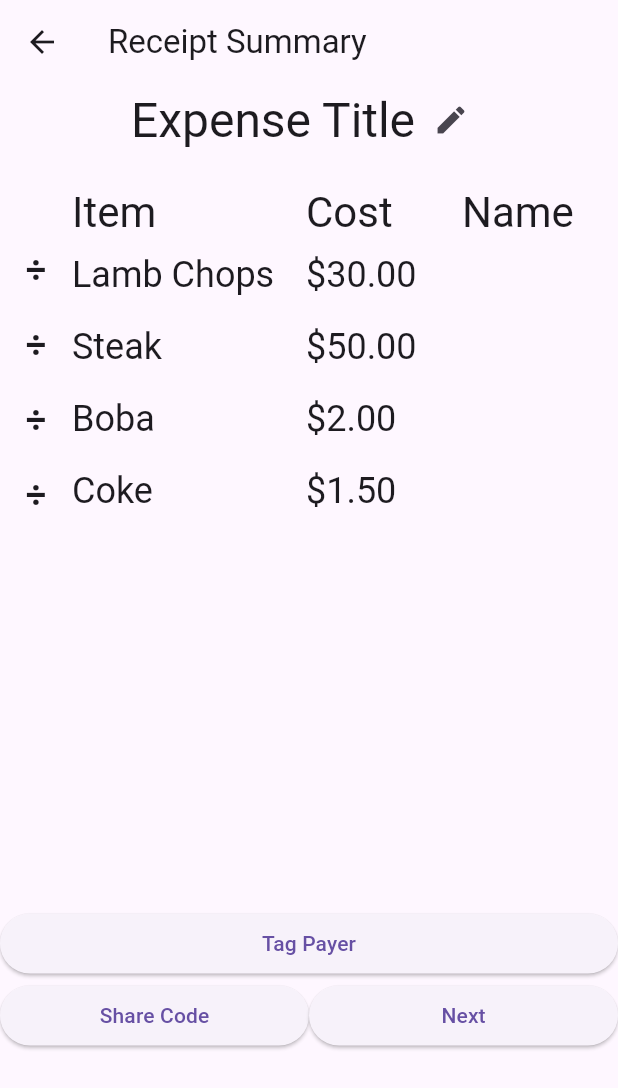
After one commit to bradhu25/QuirkyQuarters, a Flutter app: the screen it shows after launch, after a tap on "DEV", on a phone screen of 412 x 824 dp. The commit adds this screen. Shown: the top 1088 px of the screen. Run offline on Flutter 3.47's test engine with Material 3 defaults, Android fonts, the light colour scheme and no system bars.

Commit message:
functional receipt summary pagegit add .

```diff
--- a/lib/screens/home_page.dart
+++ b/lib/screens/home_page.dart
@@ -1,6 +1,7 @@
 import 'package:flutter/material.dart';
 import 'package:quirky_quarters/screens/join_receipt.dart';
 import 'package:quirky_quarters/screens/edit_expense.dart';
+import 'package:quirky_quarters/screens/receipt_summary.dart';
 import 'package:quirky_quarters/screens/view_receipts.dart';
 
 class HomePage extends StatelessWidget {
@@ -45,6 +46,17 @@ class HomePage extends StatelessWidget {
                 );
               },
             ),
+
+            SizedBox(height: 10),
+            ElevatedButton(
+              child: const Text('DEV'),
+              onPressed: () {
+                Navigator.push(
+                  context,
+                  MaterialPageRoute(builder: (context) => const ReceiptSummaryRoute()),
+                );
+              },
+            ),
           ]
         ),
       ),
--- /dev/null
+++ b/lib/screens/receipt_summary.dart
@@ -0,0 +1,216 @@
+import 'package:flutter/material.dart';
+import 'package:quirky_quarters/screens/edit_expense.dart';
+
+// TODO: [DEV] Add ItemCostName to file with reusable classes.
+class ItemCostName<T1, T2> {
+  String item;
+  double cost;
+  String name;
+
+  ItemCostName(this.item, this.cost, this.name);
+}
+
+class ReceiptSummaryRoute extends StatefulWidget {
+  const ReceiptSummaryRoute({super.key});
+
+  @override
+  State<ReceiptSummaryRoute> createState() => _ReceiptSummaryRouteState();
+}
+
+class _ReceiptSummaryRouteState extends State<ReceiptSummaryRoute> {
+
+  // TODO: [DEV] Load items and costs from Firebase.
+  var itemsCostsNames = [
+    ItemCostName("Lamb Chops", 30.00, ""),
+    ItemCostName("Steak", 50.00, ""),
+    ItemCostName("Boba", 2.00, ""),
+    ItemCostName("Coke", 1.50, "")
+  ];
+
+  Set<int> selectedItems = {};
+  var tagging = false;
+
+  final TextEditingController payerController = TextEditingController();
+
+  void selectItem(int itemIndex) {
+    setState(() {
+      if (selectedItems.contains(itemIndex)) {
+        selectedItems.remove(itemIndex);
+      } else {
+        selectedItems.add(itemIndex);
+      }
+    });
+  }
+
+  tagPayer(String name) {
+    setState((){
+      tagging = false;
+      for (var idx in selectedItems) {
+        itemsCostsNames[idx].name = name;
+      }
+      selectedItems.clear();
+    });
+    payerController.clear();
+  }
+
+  @override
+  Widget build(BuildContext context) {
+    return Scaffold(
+      // TODO: [DEV] Consider design of back button when user flow is not linear,
+      // e.g., when the user goes back and forth between editing and the summary.
+      appBar: AppBar(
+        title: const Text('Receipt Summary'),
+      ),
+      body: Center(
+        child: DefaultTextStyle(
+          style: Theme.of(context).textTheme.headlineSmall!.copyWith(
+                  height: 2
+                ),
+          child: Column(
+            children: [
+              Row(
+                mainAxisAlignment: MainAxisAlignment.center,
+                children: [
+                  // TODO: [UI] Consider wrapping the text + edit widget to
+                  // prevent overflow (see Expanded/Flexible), and also center
+                  // the "Expense Title" rather than entire row w/ Edit Icon
+
+                  //TODO: [DEV] Load expense title in from Firebase
+                  Text("Expense Title",
+                    style: Theme.of(context).textTheme.headlineLarge,),
+                  IconButton(icon: Icon(Icons.edit),
+                    onPressed: () {
+                      Navigator.push(
+                        context,
+                        MaterialPageRoute(builder: (context) => const EditExpenseRoute()),
+                      );
+                    },
+                  )
+                ]
+              ),
+              SizedBox(height: 15),
+              Row(
+                children: [
+                  Column(
+                    children: [
+                      Text("     ",
+                        style: Theme.of(context).textTheme.headlineMedium,
+                      ),
+                      for (var i = 0; i < itemsCostsNames.length; i++)
+                        IconButton(
+                              icon: Text('÷', style: TextStyle(fontSize: 24, fontWeight: FontWeight.bold)),
+                              // TODO: [DEV] implement divide entry functionality
+                              onPressed: () {},
+                        ),
+                    ]
+                  ),
+                  Expanded(
+                    child: Column(
+                      children: [
+                        Row(
+                          children: [
+                            Expanded(
+                              flex: 3,
+                              child: Text("Item",
+                                style: Theme.of(context).textTheme.headlineMedium,
+                              ),
+                            ),
+                            Expanded(
+                              flex: 2,
+                              child: Text("Cost",
+                                style: Theme.of(context).textTheme.headlineMedium,
+                              ),
+                            ),
+                            Expanded(
+                              flex: 2,
+                              child: Text("Name",
+                                style: Theme.of(context).textTheme.headlineMedium,
+                              ),
+                            ),
+                          ]
+                        ),
+                        for (var i = 0; i < itemsCostsNames.length; i++)
+                          // TODO: [UI] Make the highlight prettier (theme color, non-rectangular, whatever else)
+                          GestureDetector(
+                            onTap: () => selectItem(i),
+                            child: Container(
+                              color: selectedItems.contains(i) ? Color.fromARGB(255, 83, 242, 178) : Colors.transparent,
+                              child: Row(
+                                children: [
+                                  Expanded(
+                                    flex: 3,
+                                    child: Text(itemsCostsNames[i].item),
+                                  ),
+                                  Expanded(
+                                    flex: 2,
+                                    child: Text("\$${itemsCostsNames[i].cost.toStringAsFixed(2)}"),
+                                  ),
+                                  Expanded(
+                                    flex: 2,
+                                    child: Text(itemsCostsNames[i].name),
+                                  ),
+                                ]
+                                ),
+                            ),
+                          ),
+                      ],
+                    ),
+                  ),
+                ]
+              ),
+              // TODO: [UI] Make Next/Camera buttons appear fixed at the bottom of
+              // the screen. This means we can still see them when we scroll.
+              SizedBox(height: 250),
+              // TODO: [UI] Add some padding around the buttons so that
+              // they don't go all the way from end to end of screen
+              Row(
+                children: [
+                  Expanded(
+                    child:
+                      tagging
+                      ? TextField(
+                            controller: payerController,
+                            style: Theme.of(context).textTheme.headlineSmall,
+                            textAlign: TextAlign.center,
+                            decoration: InputDecoration(
+                              hintText: 'Enter Name...',
+                              border: InputBorder.none,
+                            ),
+                            onSubmitted: (name) {
+                              tagPayer(name);
+                            },
+                        )
+                      : ElevatedButton(
+                          onPressed: () {
+                            setState((){ tagging = true; });
+                          },
+                          child: Text("Tag Payer")
+                        ),
+                  ),
+                ],
+              ),
+              Row(
+                children: [
+                  Expanded(
+                    child: ElevatedButton(
+                      // TODO: [DEV] Implement Share Code functionality.
+                      onPressed: () {},
+                      child: Text("Share Code")
+                      ),
+                  ),
+                  Expanded(
+                    child: ElevatedButton(
+                      // TODO: [DEV] Implement Next functionality.
+                      onPressed: () {},
+                      child: Text("Next")
+                    ),
+                  ),
+                ]
+              )
+            ]
+          )
+        ),
+      ),
+    );
+  }
+}
```
